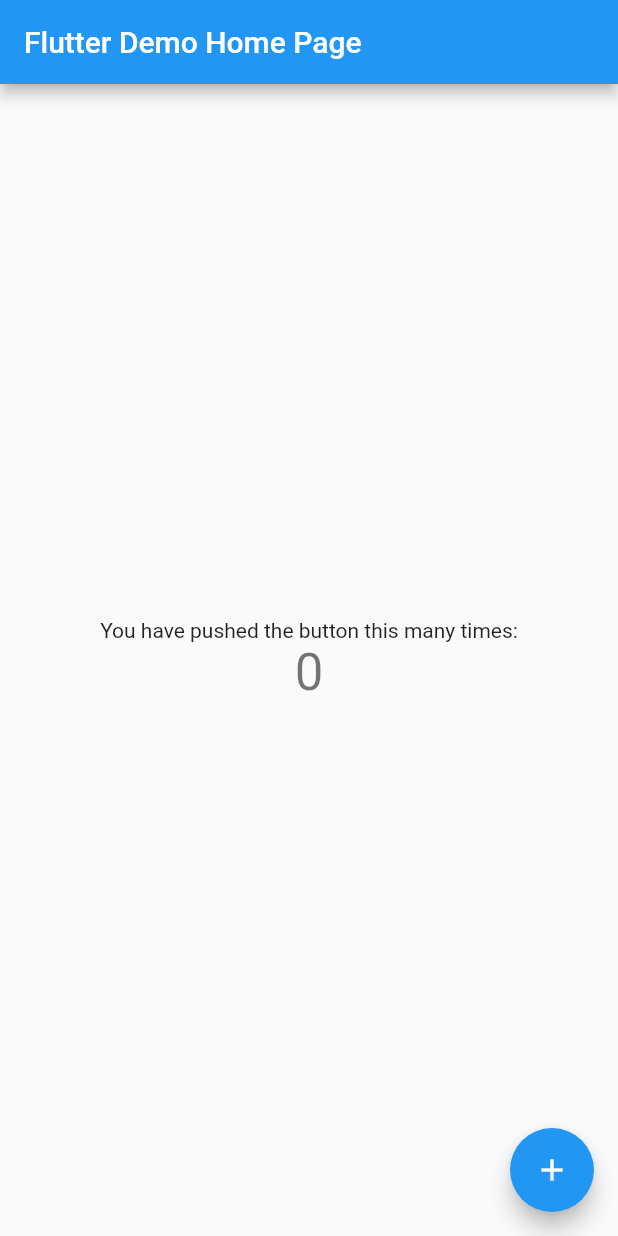
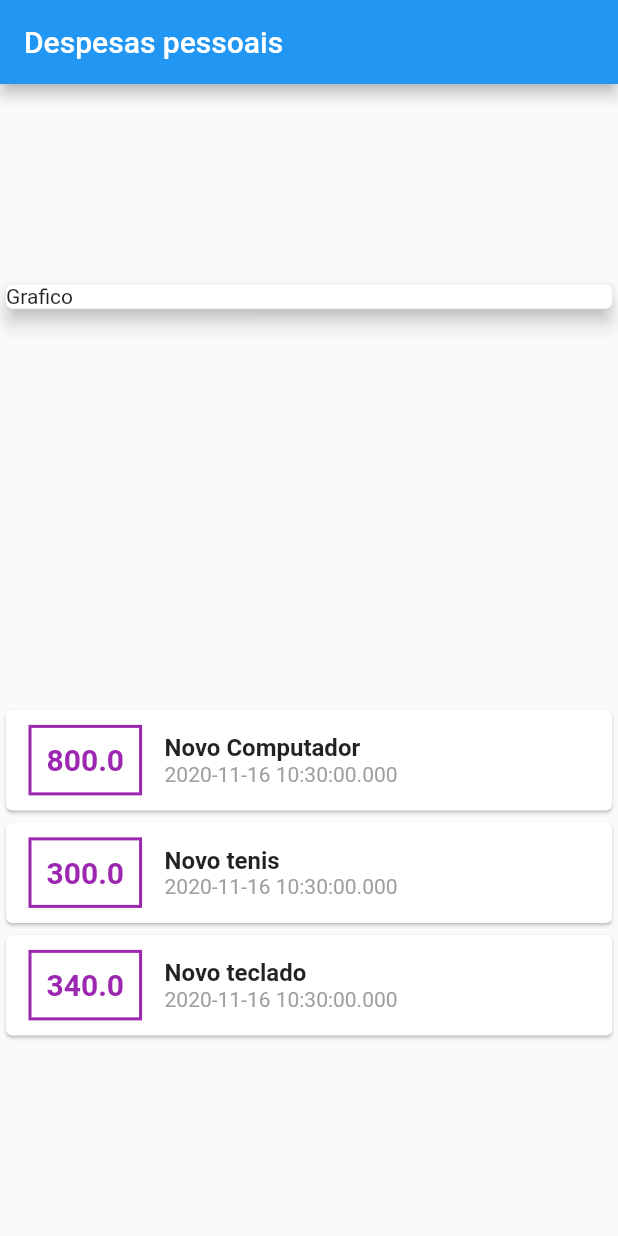
Before and after one commit to AdSoNaTuRaL/expenses-flutter, a Flutter app: the screen it shows after launch, on a phone screen of 412 x 824 dp. Run offline on Flutter 3.47's test engine with Material 2 defaults, Android fonts, the phone set to English and light mode, and no system bars.

Commit message:
Adding new styles

```diff
--- a/lib/main.dart
+++ b/lib/main.dart
@@ -1,117 +1,107 @@
+import 'package:expenses/models/transaction.dart';
 import 'package:flutter/material.dart';
 
-void main() {
-  runApp(MyApp());
-}
+main () => runApp(ExpensesApp());
 
-class MyApp extends StatelessWidget {
-  // This widget is the root of your application.
+class ExpensesApp extends StatelessWidget {
   @override
   Widget build(BuildContext context) {
     return MaterialApp(
-      title: 'Flutter Demo',
-      theme: ThemeData(
-        // This is the theme of your application.
-        //
-        // Try running your application with "flutter run". You'll see the
-        // application has a blue toolbar. Then, without quitting the app, try
-        // changing the primarySwatch below to Colors.green and then invoke
-        // "hot reload" (press "r" in the console where you ran "flutter run",
-        // or simply save your changes to "hot reload" in a Flutter IDE).
-        // Notice that the counter didn't reset back to zero; the application
-        // is not restarted.
-        primarySwatch: Colors.blue,
-        // This makes the visual density adapt to the platform that you run
-        // the app on. For desktop platforms, the controls will be smaller and
-        // closer together (more dense) than on mobile platforms.
-        visualDensity: VisualDensity.adaptivePlatformDensity,
-      ),
-      home: MyHomePage(title: 'Flutter Demo Home Page'),
+      home: MyHomePage(),
     );
   }
 }
 
-class MyHomePage extends StatefulWidget {
-  MyHomePage({Key key, this.title}) : super(key: key);
+class MyHomePage extends StatelessWidget {
+  final _transactions = [
+    Transaction(
+      id: 't1',
+      title: 'Novo Computador',
+      value: 800,
+      time: DateTime.now()
+    ),
+    Transaction(
+      id: 't2',
+      title: 'Novo tenis',
+      value: 300,
+      time: DateTime.now()
+    ),
+    Transaction(
+      id: 't3',
+      title: 'Novo teclado',
+      value: 340,
+      time: DateTime.now()
+    ),
+  ];
 
-  // This widget is the home page of your application. It is stateful, meaning
-  // that it has a State object (defined below) that contains fields that affect
-  // how it looks.
-
-  // This class is the configuration for the state. It holds the values (in this
-  // case the title) provided by the parent (in this case the App widget) and
-  // used by the build method of the State. Fields in a Widget subclass are
-  // always marked "final".
-
-  final String title;
-
-  @override
-  _MyHomePageState createState() => _MyHomePageState();
-}
-
-class _MyHomePageState extends State<MyHomePage> {
-  int _counter = 0;
-
-  void _incrementCounter() {
-    setState(() {
-      // This call to setState tells the Flutter framework that something has
-      // changed in this State, which causes it to rerun the build method below
-      // so that the display can reflect the updated values. If we changed
-      // _counter without calling setState(), then the build method would not be
-      // called again, and so nothing would appear to happen.
-      _counter++;
-    });
-  }
 
   @override
   Widget build(BuildContext context) {
-    // This method is rerun every time setState is called, for instance as done
-    // by the _incrementCounter method above.
-    //
-    // The Flutter framework has been optimized to make rerunning build methods
-    // fast, so that you can just rebuild anything that needs updating rather
-    // than having to individually change instances of widgets.
     return Scaffold(
       appBar: AppBar(
-        // Here we take the value from the MyHomePage object that was created by
-        // the App.build method, and use it to set our appbar title.
-        title: Text(widget.title),
+        title: Text('Despesas pessoais'),
       ),
-      body: Center(
-        // Center is a layout widget. It takes a single child and positions it
-        // in the middle of the parent.
-        child: Column(
-          // Column is also a layout widget. It takes a list of children and
-          // arranges them vertically. By default, it sizes itself to fit its
-          // children horizontally, and tries to be as tall as its parent.
-          //
-          // Invoke "debug painting" (press "p" in the console, choose the
-          // "Toggle Debug Paint" action from the Flutter Inspector in Android
-          // Studio, or the "Toggle Debug Paint" command in Visual Studio Code)
-          // to see the wireframe for each widget.
-          //
-          // Column has various properties to control how it sizes itself and
-          // how it positions its children. Here we use mainAxisAlignment to
-          // center the children vertically; the main axis here is the vertical
-          // axis because Columns are vertical (the cross axis would be
-          // horizontal).
-          mainAxisAlignment: MainAxisAlignment.center,
-          children: <Widget>[
-            Text(
-              'You have pushed the button this many times:',
+      body: Column(
+        mainAxisAlignment: MainAxisAlignment.spaceAround,
+        crossAxisAlignment: CrossAxisAlignment.stretch,
+        children: [
+          Container(
+            child: Card(
+              child: Text('Grafico'),
+              elevation: 5,
             ),
-            Text(
-              '$_counter',
-              style: Theme.of(context).textTheme.headline4,
-            ),
-          ],
-        ),
+          ),
+          Column(
+            children: _transactions.map((transaction) {
+              return Card(
+                child: Row(
+                  children: [
+                    Container(
+                      margin: EdgeInsets.symmetric(
+                        horizontal: 15,
+                        vertical: 10,
+                      ),
+                      decoration: BoxDecoration(
+                        border: Border.all(
+                          color: Colors.purple,
+                          width: 2,
+                        )
+                      ),
+                      padding: EdgeInsets.all(10),
+                      child: Text(
+                        transaction.value.toString(),
+                        style: TextStyle(
+                          fontWeight: FontWeight.bold,
+                          fontSize: 20,
+                          color: Colors.purple,
+                        ),
+                      ),
+                    ),
+                    Column(
+                      crossAxisAlignment: CrossAxisAlignment.start,
+                      children: [
+                        Text(
+                          transaction.title,
+                          style: TextStyle(
+                            fontSize: 16,
+                            fontWeight: FontWeight.bold,
+                          ),
+                        ),
+                        Text(
+                          transaction.time.toString(),
+                          style: TextStyle(
+                            color: Colors.grey,
+                          ),
+                        ),
+                      ],
+                    )
+                  ],
+                ),
+              );
+            }).toList(),
+          )
+        ],
       ),
-      floatingActionButton: FloatingActionButton(
-        onPressed: _incrementCounter,
-        tooltip: 'Increment',
-        child: Icon(Icons.add),
-      ), // This trailing comma makes auto-formatting nicer for build methods.
     );
   }
 }
```
